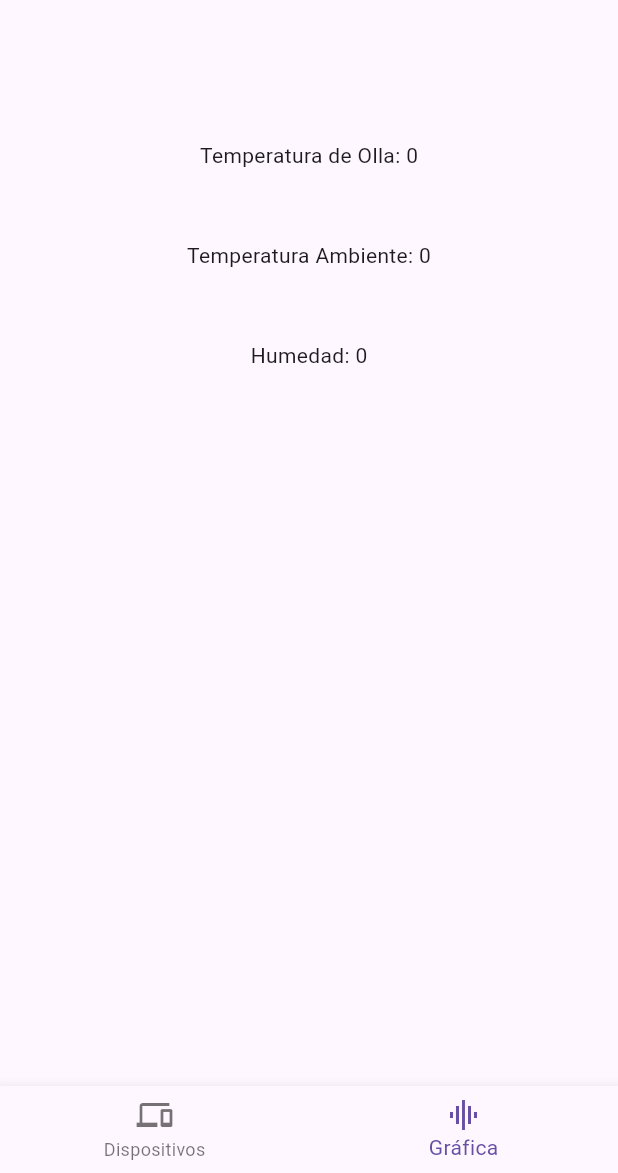
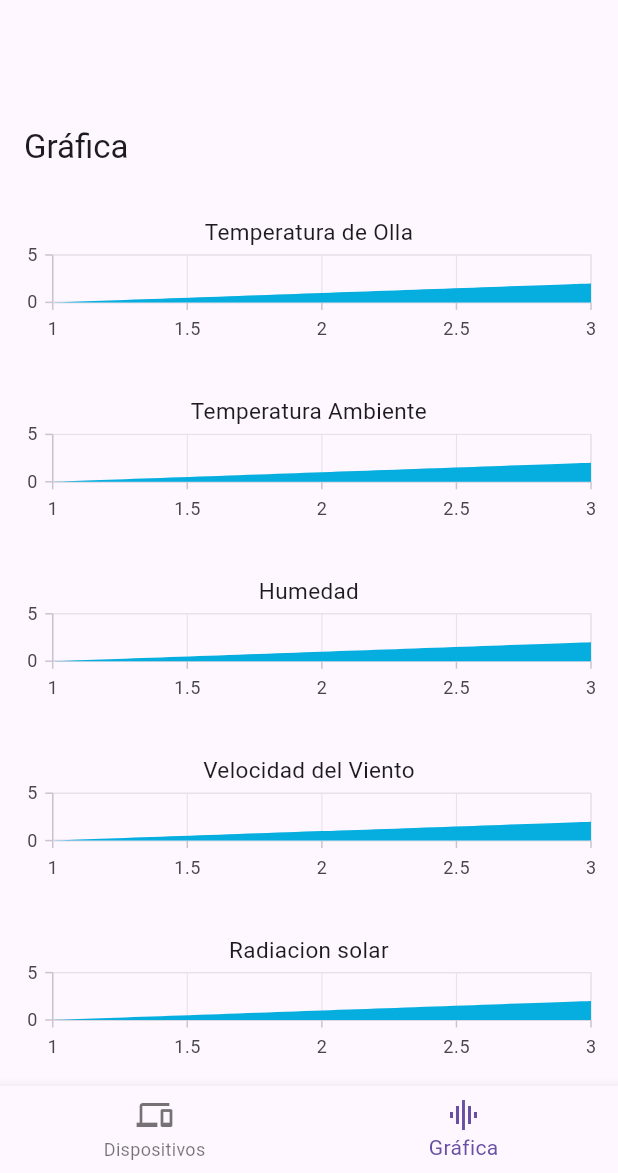
Before and after one commit to Jose4lcantar/abc-jalando, a Flutter app: the screen it shows after launch, item 2 of the bottom bar chosen, on a phone screen of 412 x 824 dp, the part 63-1236 px from its top. Run offline on Flutter 3.47's test engine with Material 3 defaults, Android fonts, the phone set to English and light mode, and no system bars; our stand-ins replace flutter_bluetooth_serial, permission_handler, syncfusion_flutter_charts.

Commit message:
Humendad, UV, viento y ambiente

```diff
--- a/lib/screens/bluetooth_screen.dart
+++ b/lib/screens/bluetooth_screen.dart
@@ -5,24 +5,31 @@ import 'dart:io';
 import 'package:flutter/material.dart';
 import 'package:flutter_bluetooth_serial/flutter_bluetooth_serial.dart';
 import 'package:permission_handler/permission_handler.dart';
-import 'package:abc/widgets/device_list.dart';
-import 'package:abc/widgets/scan_button.dart';
+import 'package:abc/screens/graph_screen.dart';
 import 'package:abc/screens/scan_page.dart';
 
 class BluetoothScreen extends StatefulWidget {
+  const BluetoothScreen({super.key});
   @override
-  _BluetoothScreenState createState() => _BluetoothScreenState();
+  BluetoothScreenState createState() => BluetoothScreenState();
 }
 
-class _BluetoothScreenState extends State<BluetoothScreen> {
+class BluetoothScreenState extends State<BluetoothScreen> {
   List<BluetoothDevice> devices = [];
   bool isScanning = false;
   bool isConnected = false;
   BluetoothConnection? connection;
   String receivedData = '';
-  ValueNotifier<String> temperatureNotifier = ValueNotifier<String>('0');
-  ValueNotifier<String> ambientTemperatureNotifier = ValueNotifier<String>('0');
-  ValueNotifier<String> humidityNotifier = ValueNotifier<String>('0');
+  ValueNotifier<String> temperatureNotifier =
+      ValueNotifier<String>('0'); //valor de temperatura de la olla
+  ValueNotifier<String> ambientTemperatureNotifier =
+      ValueNotifier<String>('0'); // valor de sensor de temperatura ambiente
+  ValueNotifier<String> humidityNotifier =
+      ValueNotifier<String>('0'); // valor de sensor de humedad
+  ValueNotifier<String> windSpeedNotifier =
+      ValueNotifier<String>('0'); // valor de la velocidad del viento
+  ValueNotifier<String> ultraVioletRadiation =
+      ValueNotifier<String>('0'); //valor de la radiacion solar
   bool showMessage = false;
   int _selectedIndex = 0;
 
@@ -36,7 +43,7 @@ class _BluetoothScreenState extends State<BluetoothScreen> {
     if (Platform.isAndroid) {
       PermissionStatus permissionStatus = await Permission.location.request();
       if (permissionStatus != PermissionStatus.granted) {
-        throw Exception('Location permission not granted');
+        throw Exception('Permisos de localizacion denegadas');
       }
 
       Map<Permission, PermissionStatus> permissionStatuses = await [
@@ -44,21 +51,27 @@ class _BluetoothScreenState extends State<BluetoothScreen> {
         Permission.bluetoothScan,
       ].request();
 
-      if (permissionStatuses[Permission.bluetoothConnect] != PermissionStatus.granted ||
-          permissionStatuses[Permission.bluetoothScan] != PermissionStatus.granted) {
-        throw Exception('Bluetooth permissions not granted');
+      if (permissionStatuses[Permission.bluetoothConnect] !=
+              PermissionStatus.granted ||
+          permissionStatuses[Permission.bluetoothScan] !=
+              PermissionStatus.granted) {
+        throw Exception('Permisos Bluetooth no concedidos');
       }
     }
 
     try {
-      bool isBluetoothOn = (await FlutterBluetoothSerial.instance.isEnabled) ?? false;
+      bool isBluetoothOn =
+          (await FlutterBluetoothSerial.instance.isEnabled) ?? false;
       if (!isBluetoothOn) {
-        bool enableBluetooth = (await FlutterBluetoothSerial.instance.requestEnable()) ?? false;
+        bool enableBluetooth =
+            (await FlutterBluetoothSerial.instance.requestEnable()) ?? false;
         if (!enableBluetooth) {
-          print('Bluetooth not enabled');
+          print('Bluetooth no disponible');
           return;
         }
       }
+      // Llama a _startScan después de inicializar Bluetooth
+      _startScan();
     } catch (e) {
       print("Error initializing Bluetooth: $e");
     }
@@ -71,13 +84,17 @@ class _BluetoothScreenState extends State<BluetoothScreen> {
     });
 
     try {
-      List<BluetoothDevice> bondedDevices = await FlutterBluetoothSerial.instance.getBondedDevices();
+      List<BluetoothDevice> bondedDevices =
+          await FlutterBluetoothSerial.instance.getBondedDevices();
       setState(() {
         devices.addAll(bondedDevices);
         isScanning = false;
       });
     } catch (e) {
-      print("Error scanning devices: $e");
+      print("Error escaneando dispositivos: $e");
+      setState(() {
+        isScanning = false;
+      });
     }
   }
 
@@ -90,20 +107,20 @@ class _BluetoothScreenState extends State<BluetoothScreen> {
       });
       _startListening();
     } catch (ex) {
-      print("Error connecting: $ex");
+      print("Error connectando: $ex");
     }
   }
 
   void _startListening() {
     connection?.input?.listen((Uint8List data) {
       String message = utf8.decode(data);
-      print('Received message: $message');
+      print('Recibiendo Temperatura: $message');
       setState(() {
         receivedData = message;
         _parseReceivedData(message);
       });
     }).onDone(() {
-      print('Connection closed');
+      print('Coneccion cerrada');
       setState(() {
         isConnected = false;
       });
@@ -123,6 +140,10 @@ class _BluetoothScreenState extends State<BluetoothScreen> {
           _saveAmbientTemperature(value);
         } else if (key == 'H') {
           _saveHumidity(value);
+        } else if (key == 'V') {
+          _saveWindSpeed(value);
+        } else if (key == 'U') {
+          _saveUltraVioletRadiation(value);
         }
       }
     }
@@ -140,6 +161,14 @@ class _BluetoothScreenState extends State<BluetoothScreen> {
     humidityNotifier.value = value;
   }
 
+  void _saveWindSpeed(String value) {
+    windSpeedNotifier.value = value;
+  }
+
+  void _saveUltraVioletRadiation(String value) {
+    ultraVioletRadiation.value = value;
+  }
+
   @override
   Widget build(BuildContext context) {
     return Scaffold(
@@ -151,38 +180,38 @@ class _BluetoothScreenState extends State<BluetoothScreen> {
               isConnected: isConnected,
               showMessage: showMessage,
               onDeviceTap: _connectToDevice,
-              onScan: _startScan,
             )
-          : SizedBox(
-              height: 200, // Altura de la gráfica de temperatura
-              child: Column(
-                children: [
-                  Expanded(
-                    child: ValueListenableBuilder<String>(
-                      valueListenable: temperatureNotifier,
-                      builder: (context, temperature, child) {
-                        return Center(child: Text('Temperatura de Olla: $temperature'));
-                      },
-                    ),
-                  ),
-                  Expanded(
-                    child: ValueListenableBuilder<String>(
-                      valueListenable: ambientTemperatureNotifier,
-                      builder: (context, temperature, child) {
-                        return Center(child: Text('Temperatura Ambiente: $temperature'));
-                      },
-                    ),
-                  ),
-                  Expanded(
-                    child: ValueListenableBuilder<String>(
+          : ValueListenableBuilder<String>(
+              valueListenable: temperatureNotifier,
+              builder: (context, temperature, child) {
+                return ValueListenableBuilder<String>(
+                  valueListenable: ambientTemperatureNotifier,
+                  builder: (context, ambientTemperature, child) {
+                    return ValueListenableBuilder<String>(
                       valueListenable: humidityNotifier,
                       builder: (context, humidity, child) {
-                        return Center(child: Text('Humedad: $humidity'));
+                        return ValueListenableBuilder<String>(
+                          valueListenable: windSpeedNotifier,
+                          builder: (context, windSpeed, child) {
+                            return ValueListenableBuilder<String>(
+                              valueListenable: ultraVioletRadiation,
+                              builder: (context, ultraVioletRadiation, child) {
+                                return GraphScreen(
+                                  temperature: temperature,
+                                  ambientTemperature: ambientTemperature,
+                                  humidity: humidity,
+                                  windSpeed: windSpeed,
+                                  ultraVioletRadiation: ultraVioletRadiation,
+                                );
+                              },
+                            );
+                          },
+                        );
                       },
-                    ),
-                  ),
-                ],
-              ),
+                    );
+                  },
+                );
+              },
             ),
       bottomNavigationBar: BottomNavigationBar(
         items: const <BottomNavigationBarItem>[
@@ -211,6 +240,8 @@ class _BluetoothScreenState extends State<BluetoothScreen> {
     temperatureNotifier.dispose();
     ambientTemperatureNotifier.dispose();
     humidityNotifier.dispose();
+    windSpeedNotifier.dispose();
+    ultraVioletRadiation.dispose();
     super.dispose();
   }
 }
--- a/lib/screens/graph_screen.dart
+++ b/lib/screens/graph_screen.dart
@@ -1,32 +1,132 @@
-/* // screens/graph_screen.dart
 import 'package:flutter/material.dart';
-import 'package:abc/widgets/temperature_gauge.dart';
-import 'package:abc/widgets/temperature_text.dart';
+import 'package:syncfusion_flutter_charts/charts.dart';
 
 class GraphScreen extends StatelessWidget {
-  final String temperature;
+  final String temperature; //temperatura de la olla
+  final String ambientTemperature; // temperatura ambiente
+  final String humidity; // humedad
+  final String windSpeed;
+  final String ultraVioletRadiation; // velocidad del viento
 
-  GraphScreen({required this.temperature});
+  const GraphScreen(
+      {required this.temperature,
+      required this.ambientTemperature,
+      required this.humidity,
+      required this.windSpeed,
+      required this.ultraVioletRadiation});
 
   @override
   Widget build(BuildContext context) {
     return Scaffold(
       appBar: AppBar(
-        title: Text(
+        title: const Text(
           'Gráfica',
-          textAlign: TextAlign.center,),
+          textAlign: TextAlign.center,
+        ),
       ),
       body: Center(
         child: Column(
           mainAxisAlignment: MainAxisAlignment.center,
           children: <Widget>[
-            TemperatureGauge(temperature: temperature),
-            SizedBox(height: 20),
-            TemperatureText(temperature: temperature),
+            Expanded(
+              flex: 1,
+              child: Padding(
+                padding: const EdgeInsets.all(8.0),
+                child: SfCartesianChart(
+                  title: const ChartTitle(text: 'Temperatura de Olla'),
+                  series: <CartesianSeries>[
+                    SplineAreaSeries<ChartData, double>(
+                      dataSource: _getChartData(temperature),
+                      xValueMapper: (ChartData data, _) => data.time,
+                      yValueMapper: (ChartData data, _) => data.value,
+                    ),
+                  ],
+                ),
+              ),
+            ),
+            Expanded(
+              flex: 1,
+              child: Padding(
+                padding: const EdgeInsets.all(8.0),
+                child: SfCartesianChart(
+                  title: const ChartTitle(text: 'Temperatura Ambiente'),
+                  series: <CartesianSeries>[
+                    SplineAreaSeries<ChartData, double>(
+                      dataSource: _getChartData(ambientTemperature),
+                      xValueMapper: (ChartData data, _) => data.time,
+                      yValueMapper: (ChartData data, _) => data.value,
+                    ),
+                  ],
+                ),
+              ),
+            ),
+            Expanded(
+              flex: 1,
+              child: Padding(
+                padding: const EdgeInsets.all(8.0),
+                child: SfCartesianChart(
+                  title: const ChartTitle(text: 'Humedad'),
+                  series: <CartesianSeries>[
+                    SplineAreaSeries<ChartData, double>(
+                      dataSource: _getChartData(humidity),
+                      xValueMapper: (ChartData data, _) => data.time,
+                      yValueMapper: (ChartData data, _) => data.value,
+                    ),
+                  ],
+                ),
+              ),
+            ),
+            Expanded(
+              flex: 1,
+              child: Padding(
+                padding: const EdgeInsets.all(8.0),
+                child: SfCartesianChart(
+                  title: const ChartTitle(text: "Velocidad del Viento"),
+                  series: <CartesianSeries>[
+                    SplineAreaSeries<ChartData, double>(
+                      dataSource: _getChartData(windSpeed),
+                      xValueMapper: (ChartData data, _) => data.time,
+                      yValueMapper: (ChartData data, _) => data.value,
+                    )
+                  ],
+                ),
+              ),
+            ),
+            Expanded(
+              flex: 1,
+              child: Padding(
+                padding: const EdgeInsets.all(8.0),
+                child: SfCartesianChart(
+                  title: const ChartTitle(text: "Radiacion solar"),
+                  series: <CartesianSeries>[
+                    SplineAreaSeries<ChartData, double>(
+                      dataSource: _getChartData(ultraVioletRadiation),
+                      xValueMapper: (ChartData data, _) => data.time,
+                      yValueMapper: (ChartData data, _) => data.value,
+                    )
+                  ],
+                ),
+              ),
+            ),
           ],
         ),
       ),
     );
   }
+
+  List<ChartData> _getChartData(String value) {
+    double temp = double.tryParse(value) ?? 0;
+    return [
+      ChartData(time: 1, value: temp),
+      ChartData(time: 2, value: temp + 1),
+      ChartData(time: 3, value: temp + 2),
+    ];
+  }
 }
- */
+
+class ChartData {
+  final double time;
+  final double value;
+
+  ChartData({required this.time, required this.value});
+}
--- a/lib/widgets/device_list.dart
+++ b/lib/widgets/device_list.dart
@@ -16,9 +16,9 @@ class DeviceList extends StatelessWidget {
   @override
   Widget build(BuildContext context) {
     return isScanning
-        ? CircularProgressIndicator()
+        ? const CircularProgressIndicator()
         : devices.isEmpty
-            ? Text('No se encontraron dispositivos Bluetooth cercanos')
+            ? const Text('No se encontraron dispositivos Bluetooth cercanos')
             : Expanded(
                 child: ListView.builder(
                   itemCount: devices.length,
--- a/lib/widgets/options_dialog.dart
+++ b/lib/widgets/options_dialog.dart
@@ -4,7 +4,7 @@ class OptionsDialog extends StatelessWidget {
   @override
   Widget build(BuildContext context) {
     return AlertDialog(
-      title: Text('Options'),
+      title: const Text('Options'),
       content: Column(
         mainAxisSize: MainAxisSize.min,
         children: [
@@ -13,13 +13,13 @@ class OptionsDialog extends StatelessWidget {
               Navigator.pop(context); // Close the AlertDialog
               Navigator.pushNamed(context, '/bluetooth_screen');
             },
-            child: Text('Bluetooth'),
+            child: const Text('Bluetooth'),
           ),
           ElevatedButton(
             onPressed: () {
               // Add functionality for "Historial" button
             },
-            child: Text('Historial'),
+            child: const Text('Historial'),
           ),
         ],
       ),
--- a/lib/widgets/scan_button.dart
+++ b/lib/widgets/scan_button.dart
@@ -14,7 +14,7 @@ class ScanButton extends StatelessWidget {
   Widget build(BuildContext context) {
     return ElevatedButton(
       onPressed: isScanning ? null : onScan,
-      child: Text('Iniciar Escaneo'),
+      child: const Text('Iniciar Escaneo'),
     );
   }
 }
--- a/lib/widgets/temperature_text.dart
+++ b/lib/widgets/temperature_text.dart
@@ -12,7 +12,7 @@ class TemperatureText extends StatelessWidget {
   Widget build(BuildContext context) {
     return Text(
       'Temperatura: $temperature °C',
-      style: TextStyle(fontSize: 18, fontWeight: FontWeight.bold),
+      style: const TextStyle(fontSize: 18, fontWeight: FontWeight.bold),
     );
   }
 }
--- a/pubspec.yaml
+++ b/pubspec.yaml
@@ -39,6 +39,7 @@ dependencies:
   # The following adds the Cupertino Icons font to your application.
   # Use with the CupertinoIcons class for iOS style icons.
   cupertino_icons: ^1.0.6
+  syncfusion_flutter_charts: ^25.2.6
 
 dev_dependencies:
   flutter_test:
```
Also changed, not shown: lib/screens/scan_page.dart (+2 -10 lines), lib/services/bluetooth_service.dart (deleted), pubspec.lock, 1 other file.
